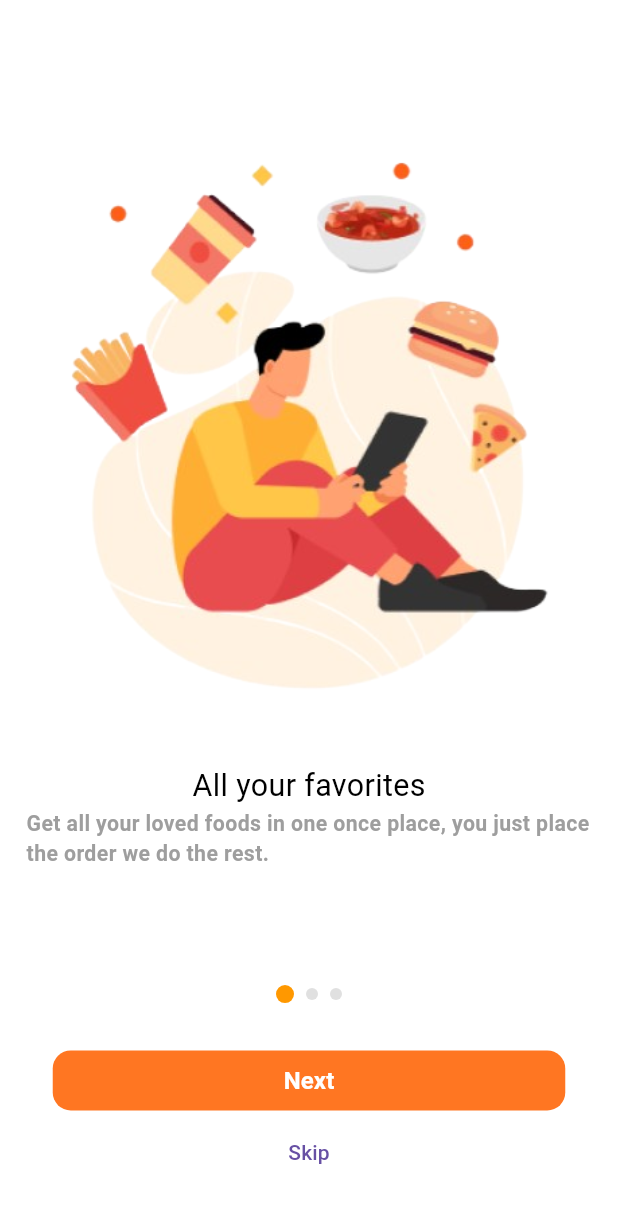
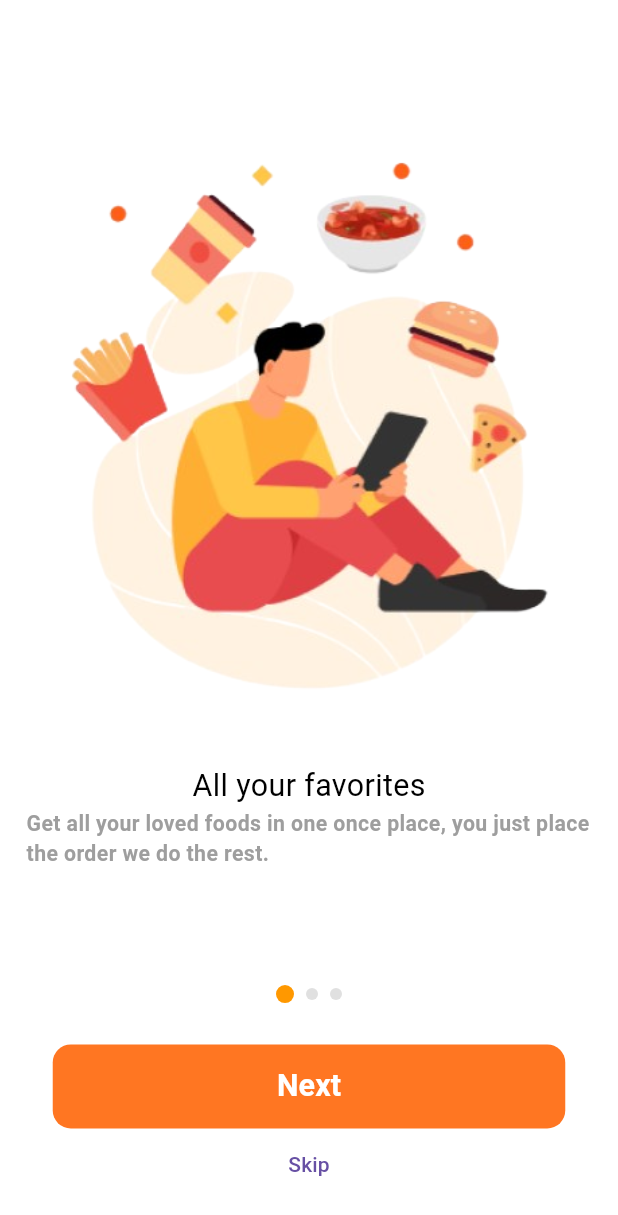
Before and after one commit to tech-cell-eg/Round-3-Restaurant-App, a Flutter app: the OnboardingScreen screen opened by its route, on a phone screen of 412 x 824 dp. Shown: the top 1215 px of the screen. Run offline on Flutter 3.47's test engine with Material 3 defaults, Android fonts, the light colour scheme and no system bars; our stand-ins replace device_preview, dio, flutter_bloc, flutter_screenutil, flutter_svg, font_awesome_flutter and 2 more; accounts and stored records are empty; Roboto replaces fonts that are missing (Sen); project files that could hold a hidden picture were left out.

Commit message:
update fill button

```diff
--- a/lib/core/ui/buttons.dart
+++ b/lib/core/ui/buttons.dart
@@ -1,23 +1,43 @@
 import 'package:flutter/material.dart';
+import 'package:flutter_screenutil/flutter_screenutil.dart';
 import 'package:food_app/core/utils/app_color.dart';
 
 class Buttons {
   static Widget fill({
     required void Function()? onPressed,
     required String label,
-  }) => ElevatedButton(
-    onPressed: onPressed,
+    Color? color,
+    bool? isLoading,
+    Color? backgroundColor,
+    Color? textColor,
+    double? width,
+  }) => SizedBox(
+    width: width ?? double.infinity,
+    height: 56,
+    child: ElevatedButton(
+      onPressed: (isLoading ?? false) ? null : onPressed,
       style: ElevatedButton.styleFrom(
-      backgroundColor: AppColor.kPrimaryColor,
+        backgroundColor: backgroundColor ?? AppColor.kPrimaryColor,
         shape: RoundedRectangleBorder(borderRadius: BorderRadius.circular(12)),
         elevation: 0,
       ),
-    child: Text(
+      child:
+          (isLoading ?? false)
+              ? const SizedBox(
+                width: 24,
+                height: 24,
+                child: CircularProgressIndicator(
+                  color: Colors.white,
+                  strokeWidth: 2,
+                ),
+              )
+              : Text(
                 label,
                 style: TextStyle(
-        fontSize: 16,
-        color: Colors.white,
+                  fontSize: 20.sp,
                   fontWeight: FontWeight.w600,
+                  color: textColor ?? Colors.white,
+                ),
               ),
     ),
   );
```
Lines whose indentation alone changed are shown as unchanged.
